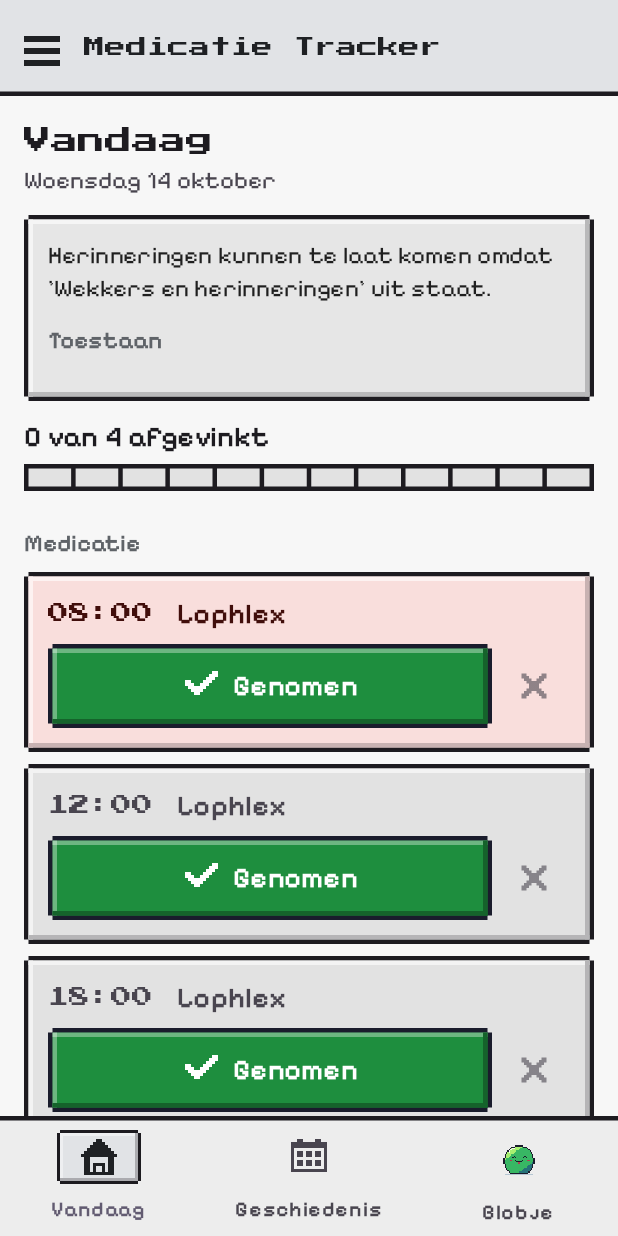
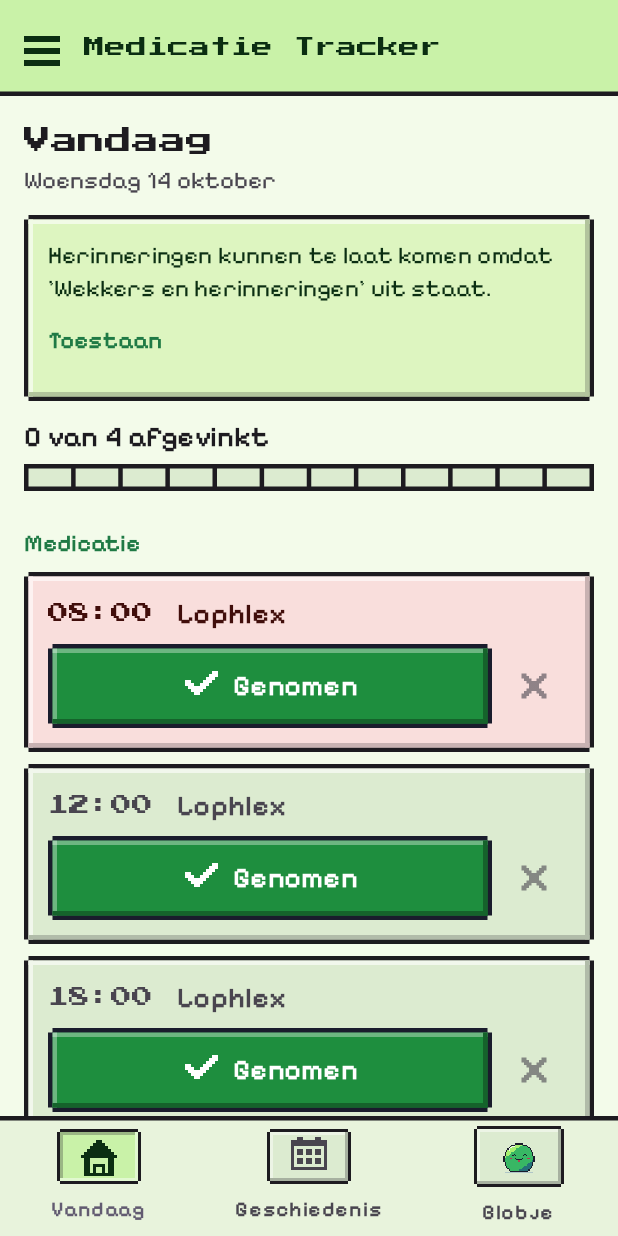
Before and after one commit to Elegast707/medicatie-tracker, an Android app built with Jetpack Compose: the screen it shows after launch (MainActivity), on a phone screen of 412 x 824 dp. Run offline under Robolectric (Android 15) with nearby library versions, the phone set to English and light mode, and no system bars; our stand-ins replace Room's generated code.

Commit message:
Give every tab a pixel button and colour the app like the pet without a star
All bottom tabs now sit in a square pixel button; the active one looks pressed.
Without a star the theme follows the blob: green, or red when it is hungry.

Co-Authored-By: Claude Opus 5.5 <noreply@anthropic.com>
Claude-Session: https://claude.ai/code/session_01LfSgj4ys18FAh7cRx5QHQB

```diff
--- a/android/app/src/main/java/nl/medicatietracker/MainActivity.kt
+++ b/android/app/src/main/java/nl/medicatietracker/MainActivity.kt
@@ -51,10 +51,11 @@ import nl.medicatietracker.data.StarEntry
 import nl.medicatietracker.data.Streaks
 import nl.medicatietracker.ui.HistoryScreen
 import nl.medicatietracker.ui.ManageScreen
+import nl.medicatietracker.ui.AppTint
 import nl.medicatietracker.ui.MedTheme
 import nl.medicatietracker.ui.PetScreen
 import nl.medicatietracker.ui.PixelImage
-import nl.medicatietracker.ui.PixelSelection
+import nl.medicatietracker.ui.PixelTabButton
 import nl.medicatietracker.ui.pixelEdge
 import nl.medicatietracker.ui.StreakBadge
 import nl.medicatietracker.ui.StarCollectionDialog
@@ -68,7 +69,17 @@ class MainActivity : ComponentActivity() {
         val app = application as MedApp
         setContent {
             val star by app.repository.heldStar.collectAsStateWithLifecycle(null)
-            MedTheme(gold = star != null) {
+            val pet by app.petRepository.pet.collectAsStateWithLifecycle(null)
+            val now by rememberNow()
+            // Zonder ster volgt de app de kleur van het blobje: groen, of rood als het honger heeft.
+            val hungry = remember(pet, now) { pet?.mood() == PetMood.HONGER }
+            MedTheme(
+                when {
+                    star != null -> AppTint.GOUD
+                    hungry -> AppTint.PET_ROOD
+                    else -> AppTint.PET_GROEN
+                },
+            ) {
                 AppRoot(app, star)
             }
         }
@@ -167,7 +178,7 @@ private fun AppRoot(app: MedApp, star: StarEntry?) {
                         colors = navColors,
                         icon = {
                             val mood = pet?.mood()
-                            PixelSelection(selected == TAB_PET) {
+                            PixelTabButton(selected == TAB_PET) {
                                 PixelImage(
                                     when (mood) {
                                         PetMood.HONGER -> R.drawable.pet_blob_hungry_0
@@ -204,7 +215,7 @@ private fun AppRoot(app: MedApp, star: StarEntry?) {
 
 @Composable
 private fun NavIcon(selected: Boolean, @DrawableRes icon: Int) {
-    PixelSelection(selected) {
+    PixelTabButton(selected) {
         Icon(painterResource(icon), contentDescription = null, modifier = Modifier.size(24.dp))
     }
 }
--- a/android/app/src/main/java/nl/medicatietracker/ui/Pixel.kt
+++ b/android/app/src/main/java/nl/medicatietracker/ui/Pixel.kt
@@ -233,17 +233,23 @@ fun PixelProgressBar(
     }
 }
 
-/** Selectiekader om het icoontje van het actieve tabblad, in plaats van het ronde Material-bolletje. */
+/**
+ * Vierkante pixelknop om het icoontje van een tabblad. Elk tabblad heeft er een; het actieve tabblad is
+ * ingedrukt (schaduw linksboven, icoontje een pixel lager) en in de themakleur.
+ */
 @Composable
-fun PixelSelection(selected: Boolean, content: @Composable () -> Unit) {
-    val fill = MaterialTheme.colorScheme.primaryContainer
+fun PixelTabButton(selected: Boolean, content: @Composable () -> Unit) {
+    val fill = if (selected) MaterialTheme.colorScheme.primaryContainer else MaterialTheme.colorScheme.surfaceContainerHighest
     val edge = pixelEdge()
     val light = lerp(fill, Color.White, 0.45f)
     val shade = lerp(fill, edge, 0.25f)
     Box(
         Modifier
-            .then(if (selected) Modifier.drawBehind { pixelFrame(fill, light, shade, 2.dp.toPx(), edge) } else Modifier)
-            .padding(horizontal = 16.dp, vertical = 6.dp),
+            .drawBehind {
+                val u = 2.dp.toPx()
+                if (selected) pixelFrame(fill, shade, light, u, edge) else pixelFrame(fill, light, shade, u, edge)
+            }
+            .padding(start = 16.dp, end = 16.dp, top = if (selected) 7.dp else 5.dp, bottom = if (selected) 5.dp else 7.dp),
         contentAlignment = Alignment.Center,
     ) { content() }
 }
--- a/android/app/src/main/java/nl/medicatietracker/ui/Theme.kt
+++ b/android/app/src/main/java/nl/medicatietracker/ui/Theme.kt
@@ -27,7 +27,7 @@ import kotlinx.coroutines.delay
 import nl.medicatietracker.data.RowStatus
 import java.time.LocalDateTime
 
-// Goud zolang er een ster rechtsboven staat, anders grijs.
+// Goud zolang er een ster rechtsboven staat, anders de kleur van het blobje.
 private val GoldLight = lightColorScheme(
     primary = Color(0xFF8A6100),
     onPrimary = Color.White,
@@ -64,41 +64,81 @@ private val GoldDark = darkColorScheme(
     surfaceContainerHighest = Color(0xFF3B3428),
 )
 
-private val GreyLight = lightColorScheme(
-    primary = Color(0xFF5F6368),
+// Zonder ster: de kleuren van het blobje (Sweetie 16), groen en rood als het honger heeft.
+private val PetGreenLight = lightColorScheme(
+    primary = Color(0xFF1F7A45),
     onPrimary = Color.White,
-    primaryContainer = Color(0xFFE1E3E6),
-    onPrimaryContainer = Color(0xFF1F2124),
-    secondaryContainer = Color(0xFFE3E3E3),
-    onSecondaryContainer = Color(0xFF1F1F1F),
-    tertiaryContainer = Color(0xFFE6E6E6),
-    onTertiaryContainer = Color(0xFF1F1F1F),
-    background = Color(0xFFF7F7F7),
-    surface = Color(0xFFF7F7F7),
-    surfaceVariant = Color(0xFFE2E2E2),
-    surfaceContainerLow = Color(0xFFF2F2F2),
-    surfaceContainer = Color(0xFFEDEDED),
-    surfaceContainerHigh = Color(0xFFE8E8E8),
-    surfaceContainerHighest = Color(0xFFE2E2E2),
+    primaryContainer = Color(0xFFC9F2A8),
+    onPrimaryContainer = Color(0xFF0B2E12),
+    secondaryContainer = Color(0xFFD4EFC4),
+    onSecondaryContainer = Color(0xFF0F2A14),
+    tertiaryContainer = Color(0xFFDDF5C0),
+    onTertiaryContainer = Color(0xFF0B2E12),
+    background = Color(0xFFF3FBEA),
+    surface = Color(0xFFF3FBEA),
+    surfaceVariant = Color(0xFFDCEBD0),
+    surfaceContainerLow = Color(0xFFEEF8E3),
+    surfaceContainer = Color(0xFFE8F3DC),
+    surfaceContainerHigh = Color(0xFFE2EED6),
+    surfaceContainerHighest = Color(0xFFDCEBD0),
 )
 
-private val GreyDark = darkColorScheme(
-    primary = Color(0xFFC4C7CB),
-    onPrimary = Color(0xFF2E3134),
-    primaryContainer = Color(0xFF45484C),
-    onPrimaryContainer = Color(0xFFE1E3E6),
-    secondaryContainer = Color(0xFF444444),
-    onSecondaryContainer = Color(0xFFE3E3E3),
-    tertiaryContainer = Color(0xFF444444),
-    onTertiaryContainer = Color(0xFFE3E3E3),
-    background = Color(0xFF141414),
-    surface = Color(0xFF141414),
-    surfaceVariant = Color(0xFF444444),
-    surfaceContainerLow = Color(0xFF1C1C1C),
-    surfaceContainer = Color(0xFF202020),
-    surfaceContainerHigh = Color(0xFF2A2A2A),
-    surfaceContainerHighest = Color(0xFF353535),
+private val PetGreenDark = darkColorScheme(
+    primary = Color(0xFFA7F070),
+    onPrimary = Color(0xFF0B2E12),
+    primaryContainer = Color(0xFF1F5A30),
+    onPrimaryContainer = Color(0xFFC9F2A8),
+    secondaryContainer = Color(0xFF2C4A30),
+    onSecondaryContainer = Color(0xFFD4EFC4),
+    tertiaryContainer = Color(0xFF1F5A30),
+    onTertiaryContainer = Color(0xFFC9F2A8),
+    background = Color(0xFF0E1A10),
+    surface = Color(0xFF0E1A10),
+    surfaceVariant = Color(0xFF34483A),
+    surfaceContainerLow = Color(0xFF142317),
+    surfaceContainer = Color(0xFF182A1B),
+    surfaceContainerHigh = Color(0xFF213525),
+    surfaceContainerHighest = Color(0xFF2B402F),
 )
+
+private val PetRedLight = lightColorScheme(
+    primary = Color(0xFFA3354A),
+    onPrimary = Color.White,
+    primaryContainer = Color(0xFFFFD3C4),
+    onPrimaryContainer = Color(0xFF3A0D18),
+    secondaryContainer = Color(0xFFF7D9D2),
+    onSecondaryContainer = Color(0xFF3A1218),
+    tertiaryContainer = Color(0xFFFFE0D2),
+    onTertiaryContainer = Color(0xFF3A0D18),
+    background = Color(0xFFFFF3EF),
+    surface = Color(0xFFFFF3EF),
+    surfaceVariant = Color(0xFFF0DAD4),
+    surfaceContainerLow = Color(0xFFFCEEE9),
+    surfaceContainer = Color(0xFFF8E6E0),
+    surfaceContainerHigh = Color(0xFFF4E0DA),
+    surfaceContainerHighest = Color(0xFFF0DAD4),
+)
+
+private val PetRedDark = darkColorScheme(
+    primary = Color(0xFFFF9C7E),
+    onPrimary = Color(0xFF4A1020),
+    primaryContainer = Color(0xFF6E2236),
+    onPrimaryContainer = Color(0xFFFFD3C4),
+    secondaryContainer = Color(0xFF553036),
+    onSecondaryContainer = Color(0xFFF7D9D2),
+    tertiaryContainer = Color(0xFF6E2236),
+    onTertiaryContainer = Color(0xFFFFD3C4),
+    background = Color(0xFF1C0F12),
+    surface = Color(0xFF1C0F12),
+    surfaceVariant = Color(0xFF4D3A3C),
+    surfaceContainerLow = Color(0xFF241418),
+    surfaceContainer = Color(0xFF2A181C),
+    surfaceContainerHigh = Color(0xFF352226),
+    surfaceContainerHighest = Color(0xFF402C30),
+)
+
+/** Kleur van de app: goud met een ster, anders de kleur van het blobje. */
+enum class AppTint { GOUD, PET_GROEN, PET_ROOD }
 
 /**
  * 32-bit pixelstijl: koppen in Press Start 2P, gewone tekst in Pixelify Sans. Pixelfonts lezen kleiner
@@ -139,14 +179,13 @@ private val PixelShapes = Shapes(
 private val PixelType = pixelTypography()
 
 @Composable
-fun MedTheme(gold: Boolean, content: @Composable () -> Unit) {
+fun MedTheme(tint: AppTint, content: @Composable () -> Unit) {
     val dark = isSystemInDarkTheme()
     MaterialTheme(
-        colorScheme = when {
-            gold && dark -> GoldDark
-            gold -> GoldLight
-            dark -> GreyDark
-            else -> GreyLight
+        colorScheme = when (tint) {
+            AppTint.GOUD -> if (dark) GoldDark else GoldLight
+            AppTint.PET_GROEN -> if (dark) PetGreenDark else PetGreenLight
+            AppTint.PET_ROOD -> if (dark) PetRedDark else PetRedLight
         },
         typography = PixelType,
         shapes = PixelShapes,
```
Also changed, not shown: 1 other file.
